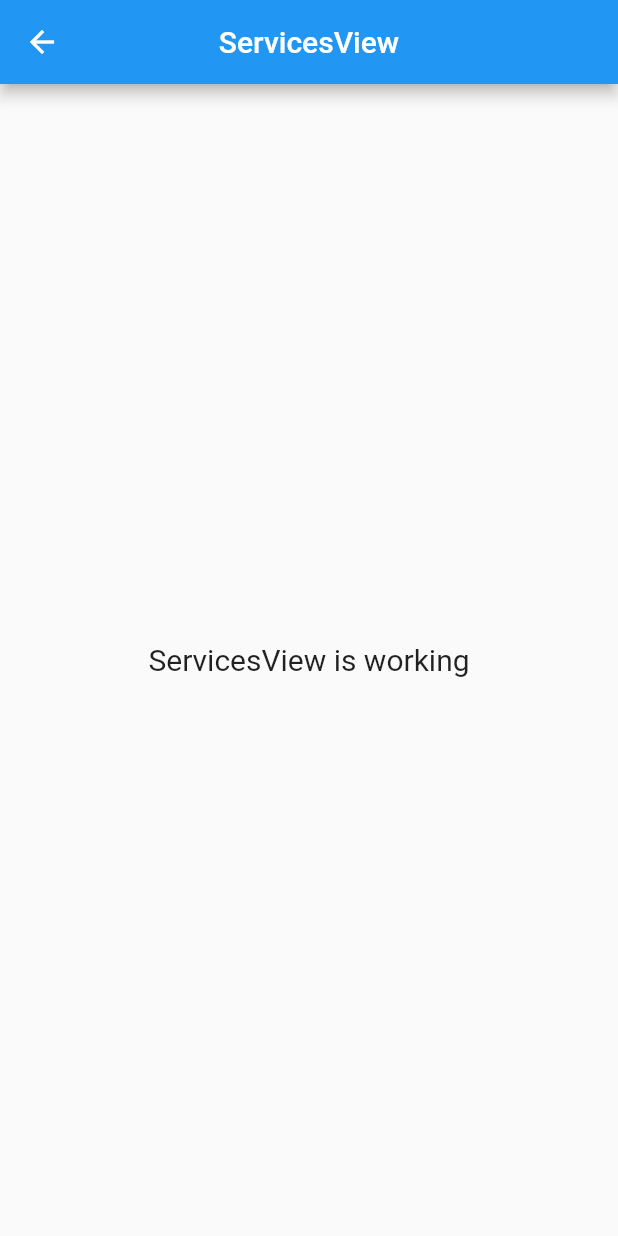
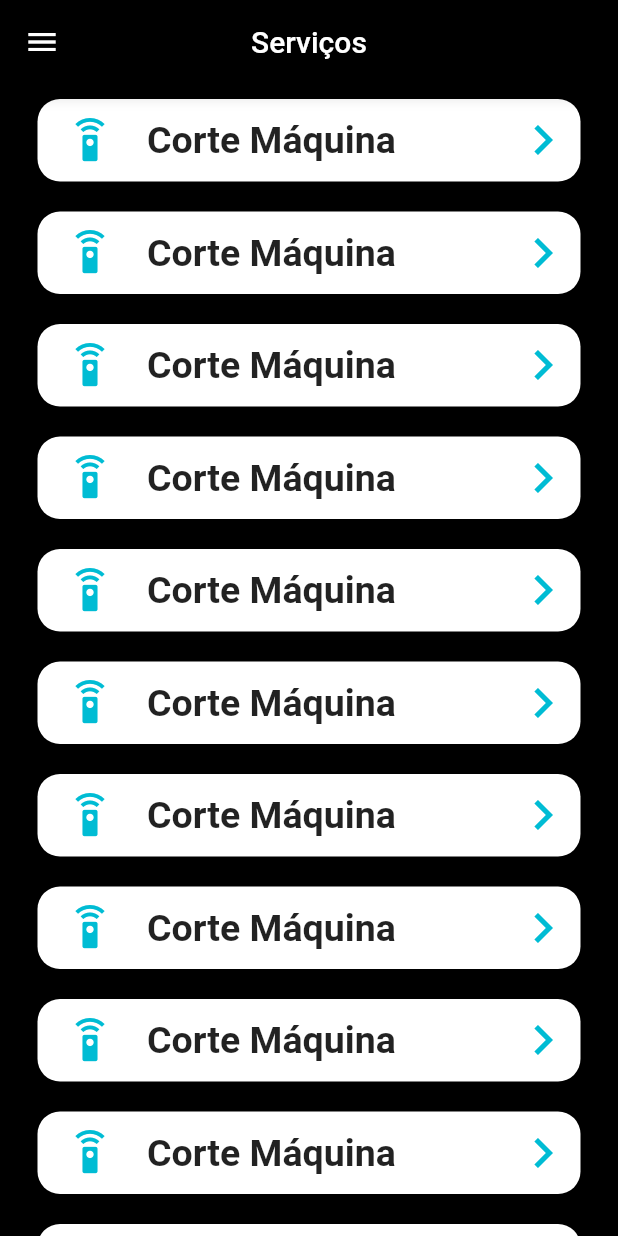
Before and after one commit to CaioCesarLima/tanino_x, a Flutter app: the ServicesView screen opened by its route, on a phone screen of 412 x 824 dp. Run offline on Flutter 3.47's test engine with Material 2 defaults, Android fonts, the phone set to English and light mode, and no system bars; our stand-ins replace get, google_fonts.

Commit message:
created design initial Service screen

```diff
--- a/lib/app/modules/services/views/services_view.dart
+++ b/lib/app/modules/services/views/services_view.dart
@@ -1,20 +1,59 @@
 import 'package:flutter/material.dart';
 import 'package:get/get.dart';
+import 'package:google_fonts/google_fonts.dart';
 import 'package:tanino_x/app/modules/services/controllers/services_controller.dart';
 
 class ServicesView extends GetView<ServicesController> {
   @override
   Widget build(BuildContext context) {
     return Scaffold(
+      backgroundColor: Colors.black,
       appBar: AppBar(
-        title: Text('ServicesView'),
+        backgroundColor: Colors.black,
+        title: Text('Serviços'),
         centerTitle: true,
       ),
-      body: Center(
-        child: Text(
-          'ServicesView is working',
-          style: TextStyle(fontSize:20),
-        ),
+      drawer: Drawer(),
+      body: ListView.builder(
+        itemCount: 20,
+        itemBuilder: (context, index) {
+        return itemListService();
+      }),
+    );
+  }
+
+  Widget itemListService() {
+    return Container(
+      padding: EdgeInsets.all(5),
+      margin: EdgeInsets.symmetric(horizontal: 25, vertical: 10),
+      decoration: BoxDecoration(
+          color: Colors.white, borderRadius: BorderRadius.circular(15)),
+      child: Row(
+        children: [
+          Padding(
+            padding: const EdgeInsets.symmetric(
+              vertical: 5,
+              horizontal: 15,
+            ),
+            child: Icon(
+              Icons.settings_remote,
+              size: 30,
+              color: Colors.cyan,
+            ),
+          ),
+          Expanded(
+            child: Padding(
+              padding: const EdgeInsets.all(8.0),
+              child: Text("Corte Máquina",
+                  style: GoogleFonts.roboto(
+                      fontSize: 25, fontWeight: FontWeight.bold)),
+            ),
+          ),
+          Icon(Icons.navigate_next,
+          color: Colors.cyan,
+          size: 40,
+          )
+        ],
       ),
     );
   }
--- a/lib/app/routes/app_pages.dart
+++ b/lib/app/routes/app_pages.dart
@@ -24,7 +24,7 @@ part 'app_routes.dart';
 
 class AppPages {
 
-static const INITIAL = Routes.CONTACT;
+static const INITIAL = Routes.SERVICES;
 
   static final routes = [
     GetPage(
```
